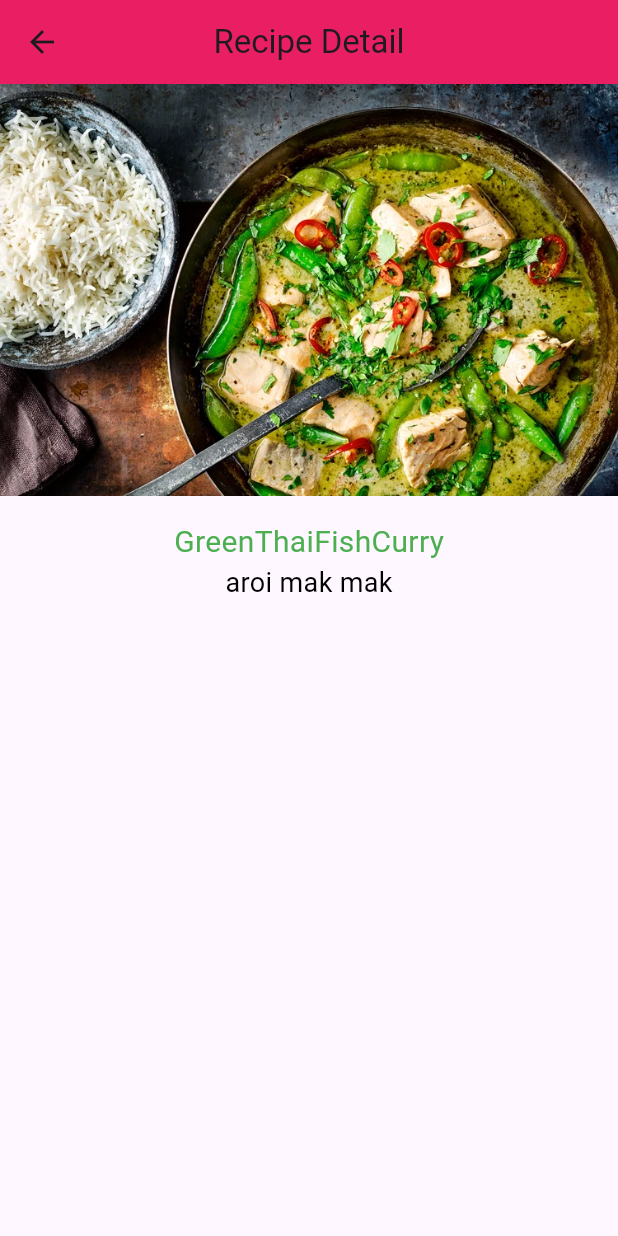
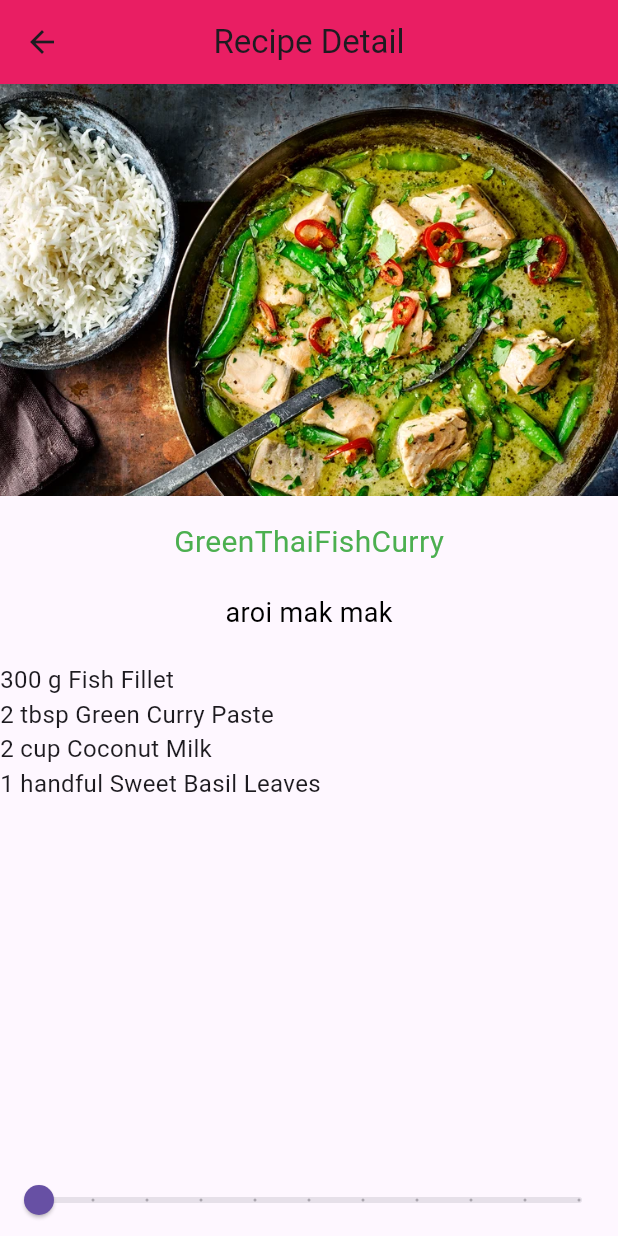
Before and after one commit to KitsuneMaguro2005/receipes, a Flutter app: the screen it shows after launch, after a tap on "GreenThaiFishCurry", on a phone screen of 412 x 824 dp. Run offline on Flutter 3.47's test engine with Material 3 defaults, Android fonts, the phone set to English and light mode, and no system bars.

Commit message:
Week 4 Classwork

```diff
--- a/lib/main.dart
+++ b/lib/main.dart
@@ -40,6 +40,7 @@ class _MyHomePageState extends State<MyHomePage> {
           child: ListView.builder(
             itemCount: Recipe.samples.length,
             itemBuilder: (BuildContext context, int index) {
+
               return GestureDetector(
                 onTap: () {
                   print((Recipe.samples[index].imgLabel));
@@ -67,9 +68,9 @@ class _MyHomePageState extends State<MyHomePage> {
         child: Column(
           children: <Widget>[
             Image(image: AssetImage(recipe.imageUrl)),
-            SizedBox(height: 14.0),
+            const SizedBox(height: 14.0),
             Text(recipe.imgLabel,
-                style: TextStyle(fontSize: 20.0, fontWeight: FontWeight.bold)),
+                style: const TextStyle(fontSize: 20.0, fontWeight: FontWeight.bold)),
           ],
         ),
       ),
--- /dev/null
+++ b/lib/model/ingredient.dart
@@ -0,0 +1,8 @@
+class Ingredient {
+  String name; // Name of the ingredient (e.g., "Sugar")
+  int quantity; // Quantity of the ingredient (e.g., "2")
+  String unit; // Unit of measurement (e.g., "cups")
+
+  // Constructor
+  Ingredient({required this.name, required this.quantity, required this.unit});
+}
--- a/lib/model/receipe.dart
+++ b/lib/model/receipe.dart
@@ -1,14 +1,40 @@
- class Recipe {
+ import 'package:receipes/model/ingredient.dart';
+
+class Recipe {
  String imgLabel; // Label for the image
  String imageUrl; // URL of the image
  String Detail;
-
- Recipe(this.imageUrl, this.imgLabel,this.Detail);
+ List<Ingredient> ingredient;
+ Recipe(this.imageUrl, this.imgLabel,this.Detail,this.ingredient);
 
   static List<Recipe> samples = [
-    Recipe('assets/images/GreenThaiFishCurry.webp', 'GreenThaiFishCurry','aroi mak mak'),
-    Recipe('assets/images/padthai.webp','padthai','thai noodle you must try it'),
-    Recipe('assets/images/PumpkinCurry.webp','PumpkinCurry','this one is delicious'),
-    Recipe('assets/images/Thai red curry paste.webp','Thai red curry paste','eat with vegetables and sticky rice is good'),
+    Recipe('assets/images/GreenThaiFishCurry.webp', 'GreenThaiFishCurry','aroi mak mak',
+    [
+      Ingredient(name: 'Fish Fillet', quantity: 300, unit: 'g'),
+      Ingredient(name: 'Green Curry Paste', quantity: 2, unit: 'tbsp'),
+      Ingredient(name: 'Coconut Milk', quantity: 2, unit: 'cup'),
+      Ingredient(name: 'Sweet Basil Leaves', quantity: 1, unit: 'handful'),
+    ]),
+    Recipe('assets/images/padthai.webp','padthai','thai noodle you must try it',
+    [
+      Ingredient(name: 'Rice Noodles', quantity: 150, unit: 'g'),
+      Ingredient(name: 'Shrimp', quantity: 5, unit: 'pcs'),
+      Ingredient(name: 'Tamarind Paste', quantity: 2, unit: 'tbsp'),
+      Ingredient(name: 'Bean Sprouts', quantity: 1, unit: 'cup'),
+    ]),
+    Recipe('assets/images/PumpkinCurry.webp','PumpkinCurry','this one is delicious',
+    [
+      Ingredient(name: 'Pumpkin chunks', quantity: 400, unit: 'g'),
+      Ingredient(name: 'Red Curry Paste', quantity: 2, unit: 'tbsp'),
+      Ingredient(name: 'Coconut Cream', quantity: 1, unit: 'cup'),
+      Ingredient(name: 'Pork or Chicken', quantity: 200, unit: 'g'),
+    ]),
+    Recipe('assets/images/Thai red curry paste.webp','Thai red curry paste','eat with vegetables and sticky rice is good',
+    [
+     Ingredient(name: 'Dried Red Chilies', quantity: 10, unit: 'pcs'),
+      Ingredient(name: 'Garlic', quantity: 5, unit: 'cloves'),
+      Ingredient(name: 'Lemongrass', quantity: 2, unit: 'stalks'),
+      Ingredient(name: 'Galangal', quantity: 1, unit: 'tsp'),
+    ]),
   ];
 }
--- /dev/null
+++ b/lib/model/recipe.dart
@@ -0,0 +1 @@
+// TODO Implement this library.
--- a/lib/recipe_detail.dart
+++ b/lib/recipe_detail.dart
@@ -1,22 +1,66 @@
 import 'package:flutter/material.dart';
 import 'package:receipes/model/receipe.dart';
+import 'package:receipes/model/recipe.dart'; // ตรวจสอบตัวสะกดชื่อไฟล์ model ของคุณด้วยนะครับ
 
-class RecipeDetail extends StatelessWidget {
+class RecipeDetail extends StatefulWidget {
   final Recipe recipe;
   const RecipeDetail({super.key, required this.recipe});
+
+  @override
+  State<RecipeDetail> createState() => _RecipeDetailState();
+}
+
+class _RecipeDetailState extends State<RecipeDetail> {
+  // 1. ย้ายตัวแปรมาไว้ใน State เพื่อให้ค่าไม่ถูก reset เมื่อ build ใหม่ [cite: 93, 102]
+  int _sliderValue = 1;
 
   @override
   Widget build(BuildContext context) {
     return Scaffold(
       appBar: AppBar(
-        title: Text('Recipe Detail'),
+        title: const Text('Recipe Detail'),
       ),
       body: Column(
         children: [
-          Image(image: AssetImage(recipe.imageUrl)),
-          SizedBox(height: 16.0,),
-          Text(recipe.imgLabel,style: TextStyle(color:Colors.green,fontSize: 20),),
-          Text(recipe.Detail,style: TextStyle(color: Colors.black,fontSize:18 )),
+          Image(image: AssetImage(widget.recipe.imageUrl)),
+          const SizedBox(height: 16.0),
+          Text(
+            widget.recipe.imgLabel,
+            style: const TextStyle(color: Colors.green, fontSize: 20),
+          ),
+          const SizedBox(height: 20.0),
+          Text(
+            widget.recipe.Detail,
+            style: const TextStyle(color: Colors.black, fontSize: 18),
+          ),
+          const SizedBox(height: 20.0),
+          Expanded(
+            child: ListView.builder(
+              itemCount: widget.recipe.ingredient.length,
+              itemBuilder: (BuildContext context, int index) {
+                final ingredient = widget.recipe.ingredient[index];
+                // 2. นำจำนวนวัตถุดิบมาคูณกับค่าจาก Slider
+                return Text(
+                  '${ingredient.quantity * _sliderValue} ${ingredient.unit} ${ingredient.name}',
+                  style: const TextStyle(fontSize: 16.0),
+                );
+              },
+            ),
+          ),
+          // 3. ส่วนประกอบ Slider สำหรับปรับจำนวน servings [cite: 79, 91]
+          Slider(
+            min: 1,
+            max: 10,
+            divisions: 10,
+            label: '$_sliderValue servings',
+            value: _sliderValue.toDouble(),
+            onChanged: (newValue) {
+              // 4. ใช้ setState เพื่อแจ้งให้ Flutter อัปเดตหน้าจอเมื่อค่าเปลี่ยน [cite: 85, 86, 87]
+              setState(() {
+                _sliderValue = newValue.round();
+              });
+            },
+          ),
         ],
       ),
     );
```
Also changed, not shown: 1 other file.
